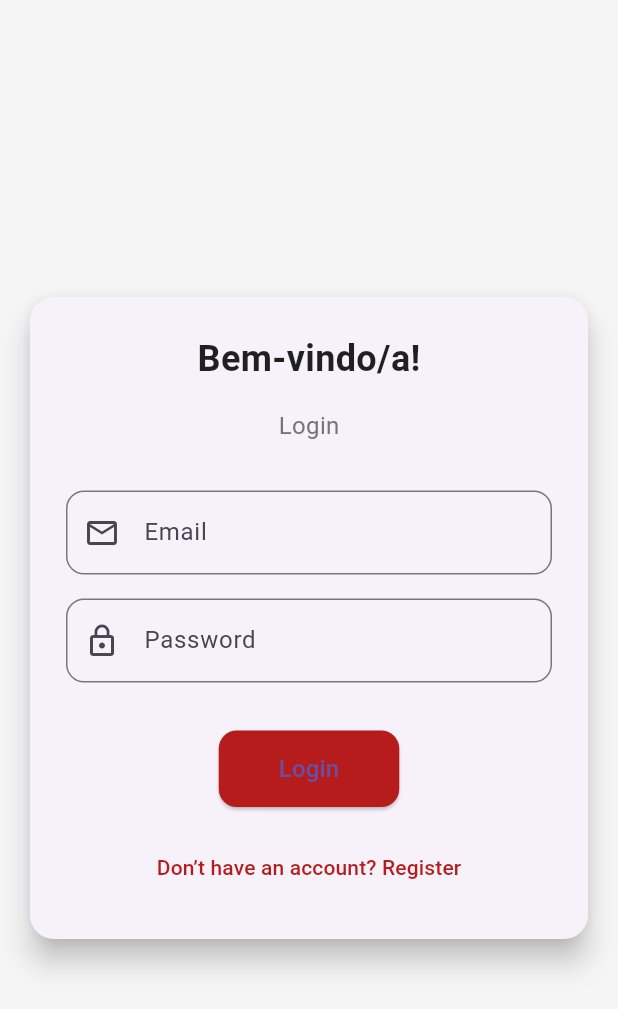
After one commit to Raph40/Flutter_Trabalho_Final, a Flutter app: the screen it shows after launch, after a tap on the "person" icon, on a phone screen of 412 x 824 dp. The commit adds this screen. Shown: the top 1009 px of the screen. Run offline on Flutter 3.47's test engine with Material 3 defaults, Android fonts, the phone set to English and light mode, and no system bars; our stand-ins replace firebase_auth, firebase_core, material_design_icons_flutter, table_calendar, timezone; missing offline and left inert: colorful_iconify_flutter, iconify_flutter; accounts and stored records are empty; network calls fail.

Commit message:
Update: FireBase instalado

```diff
--- /dev/null
+++ b/lib/login.dart
@@ -0,0 +1,164 @@
+import 'package:flutter/material.dart';
+import 'package:firebase_auth/firebase_auth.dart';
+
+class LoginPage extends StatefulWidget {
+  @override
+  _LoginPageState createState() => _LoginPageState();
+}
+
+class _LoginPageState extends State<LoginPage> {
+  final _emailController = TextEditingController();
+  final _passwordController = TextEditingController();
+  final _formKey = GlobalKey<FormState>();
+  bool _isLoading = false;
+
+  Future<void> _loginUser() async {
+    if (!_formKey.currentState!.validate()) return;
+
+    setState(() {
+      _isLoading = true;
+    });
+
+    try {
+      await FirebaseAuth.instance.signInWithEmailAndPassword(
+        email: _emailController.text.trim(),
+        password: _passwordController.text.trim(),
+      );
+      ScaffoldMessenger.of(context).showSnackBar(
+        SnackBar(content: Text('Login successful!')),
+      );
+
+      Navigator.pushReplacementNamed(context, '/home');
+    } on FirebaseAuthException catch (e) {
+      ScaffoldMessenger.of(context).showSnackBar(
+        SnackBar(content: Text(e.message ?? 'Error occurred')),
+      );
+    } finally {
+      setState(() {
+        _isLoading = false;
+      });
+    }
+  }
+
+  @override
+  Widget build(BuildContext context) {
+    return Scaffold(
+      backgroundColor: Colors.grey[100],
+      body: Center(
+        child: SingleChildScrollView(
+          padding: EdgeInsets.all(16.0),
+          child: Card(
+            shape: RoundedRectangleBorder(
+              borderRadius: BorderRadius.circular(16),
+            ),
+            elevation: 8,
+            child: Padding(
+              padding: const EdgeInsets.all(24.0),
+              child: Form(
+                key: _formKey,
+                child: Column(
+                  mainAxisSize: MainAxisSize.min,
+                  children: [
+                    Text(
+                      'Bem-vindo/a!',
+                      style: TextStyle(
+                        fontSize: 24,
+                        fontWeight: FontWeight.bold,
+                        color: Colors.black87,
+                      ),
+                    ),
+                    SizedBox(height: 16),
+                    Text(
+                      'Login',
+                      style: TextStyle(
+                        fontSize: 16,
+                        color: Colors.grey[600],
+                      ),
+                    ),
+                    SizedBox(height: 32),
+                    TextFormField(
+                      controller: _emailController,
+                      decoration: InputDecoration(
+                        labelText: 'Email',
+                        prefixIcon: Icon(Icons.email_outlined),
+                        border: OutlineInputBorder(
+                          borderRadius: BorderRadius.circular(12),
+                        ),
+                      ),
+                      keyboardType: TextInputType.emailAddress,
+                      validator: (value) {
+                        if (value == null || value.isEmpty) {
+                          return 'Please enter your email';
+                        }
+                        if (!RegExp(r'^[^@]+@[^@]+\.[^@]+').hasMatch(value)) {
+                          return 'Enter a valid email address';
+                        }
+                        return null;
+                      },
+                    ),
+                    SizedBox(height: 16),
+                    TextFormField(
+                      controller: _passwordController,
+                      decoration: InputDecoration(
+                        labelText: 'Password',
+                        prefixIcon: Icon(Icons.lock_outline),
+                        border: OutlineInputBorder(
+                          borderRadius: BorderRadius.circular(12),
+                        ),
+                      ),
+                      obscureText: true,
+                      validator: (value) {
+                        if (value == null || value.isEmpty) {
+                          return 'Please enter your password';
+                        }
+                        return null;
+                      },
+                    ),
+                    SizedBox(height: 32),
+                    _isLoading
+                        ? CircularProgressIndicator()
+                        : ElevatedButton(
+                      onPressed: _loginUser,
+                      style: ElevatedButton.styleFrom(
+                        padding: EdgeInsets.symmetric(
+                            horizontal: 40, vertical: 14),
+                        shape: RoundedRectangleBorder(
+                          borderRadius: BorderRadius.circular(12),
+                        ),
+                        backgroundColor: Colors.red[900],
+                      ),
+                      child: Text(
+                        'Login',
+                        style: TextStyle(fontSize: 16),
+                      ),
+                    ),
+                    SizedBox(height: 16),
+                    TextButton(
+                      onPressed: () {
+                        Navigator.pushNamed(context, '/register');
+                      },
+                      child: Text(
+                        'Don’t have an account? Register',
+                        style: TextStyle(
+                          color: Colors.red[900],
+                          fontSize: 14,
+                        ),
+                      ),
+                    ),
+                  ],
+                ),
+              ),
+            ),
+          ),
+        ),
+      ),
+    );
+  }
+
+  @override
+  void dispose() {
+    _emailController.dispose();
+    _passwordController.dispose();
+    super.dispose();
+  }
+}
--- a/lib/main.dart
+++ b/lib/main.dart
@@ -7,6 +7,7 @@ import 'package:trabalho_final/planotreino.dart';
 import 'package:trabalho_final/questinario.dart';
 import 'partilhar.dart';
 import 'agenda.dart';
+import 'login.dart';
 
 void main() {
   runApp(MyGymApp());
@@ -70,9 +71,17 @@ class _GymScreenState extends State<GymScreen> {
               children: [
                 Row(
                   children: [
-                    CircleAvatar(
-                      backgroundColor: Colors.grey[300],
-                      child: Icon(Icons.person, color: Colors.black),
+                    GestureDetector(
+                      onTap: () {
+                        Navigator.push(
+                          context,
+                          MaterialPageRoute(builder: (context) => LoginPage()),
+                        );
+                      },
+                      child: CircleAvatar(
+                        backgroundColor: Colors.grey[300],
+                        child: Icon(Icons.person, color: Colors.black),
+                      ),
                     ),
                     SizedBox(width: 12),
                     Column(
--- a/pubspec.yaml
+++ b/pubspec.yaml
@@ -30,6 +30,8 @@ environment:
 dependencies:
   flutter:
     sdk: flutter
+  firebase_core: ^3.8.0
+  firebase_auth: ^5.3.3
   material_design_icons_flutter: ^6.0.0
   table_calendar: ^3.0.0
   iconify_flutter: ^0.0.7
```
Also changed, not shown: firebase.json (added), lib/firebase_options.dart (added), pubspec.lock, 6 other files.
